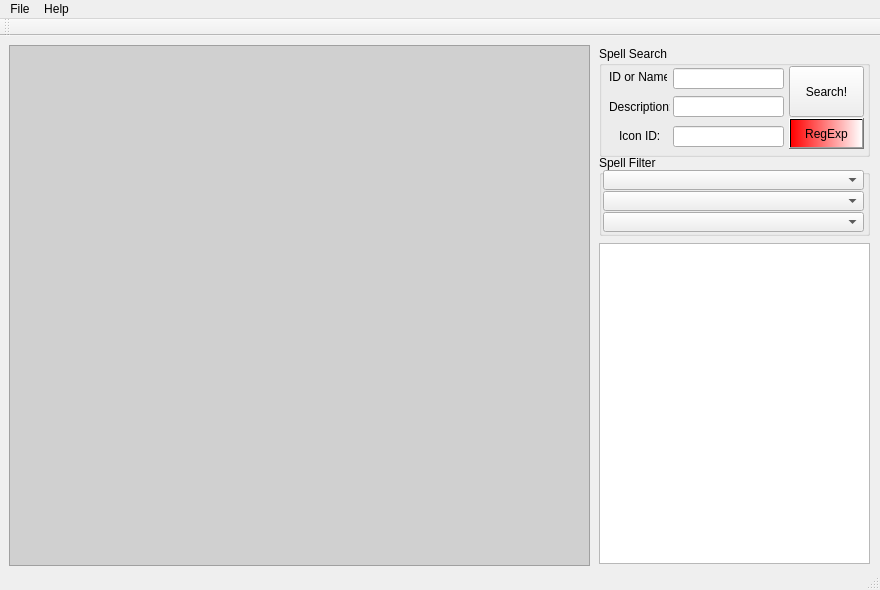
Before: the Qt Designer form QSW/SpellWorkUI.ui in sidsukana/QSpellWork, drawn with Qt 5.
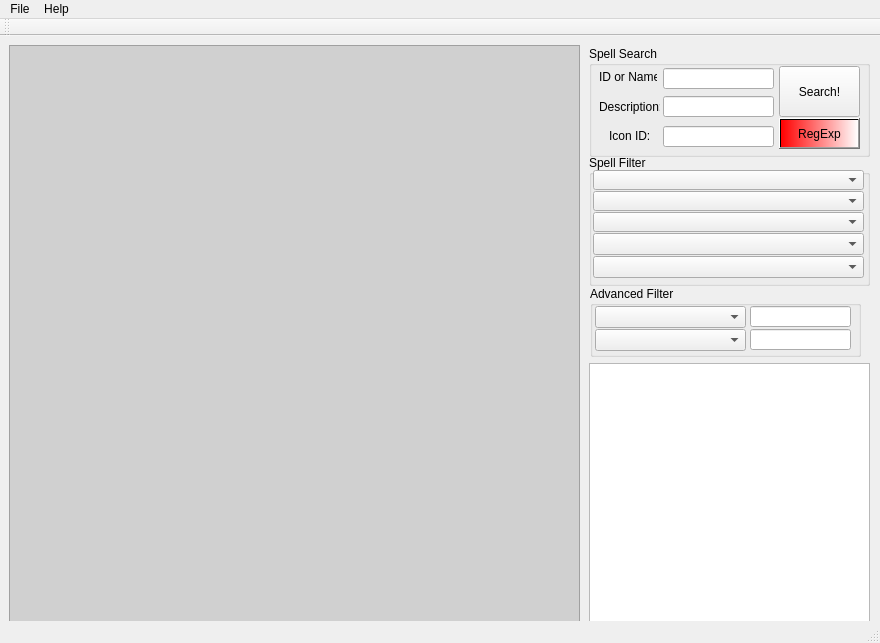
After: the same form once the commit is applied. Icons and pictures are not drawn.

```diff
--- a/QSW/SpellWorkUI.ui
+++ b/QSW/SpellWorkUI.ui
@@ -7,7 +7,7 @@
     <x>0</x>
     <y>0</y>
     <width>880</width>
-    <height>590</height>
+    <height>643</height>
    </rect>
   </property>
   <property name="windowTitle">
@@ -26,8 +26,8 @@
      <rect>
       <x>9</x>
       <y>9</y>
-      <width>581</width>
-      <height>521</height>
+      <width>571</width>
+      <height>581</height>
      </rect>
     </property>
     <property name="styleSheet">
@@ -37,10 +37,10 @@
    <widget class="QGroupBox" name="groupBox_2">
     <property name="geometry">
      <rect>
-      <x>599</x>
+      <x>589</x>
       <y>119</y>
-      <width>271</width>
-      <height>81</height>
+      <width>281</width>
+      <height>131</height>
      </rect>
     </property>
     <property name="title">
@@ -51,7 +51,7 @@
       <rect>
        <x>4</x>
        <y>15</y>
-       <width>261</width>
+       <width>271</width>
        <height>20</height>
       </rect>
      </property>
@@ -75,7 +75,7 @@
       <rect>
        <x>4</x>
        <y>36</y>
-       <width>261</width>
+       <width>271</width>
        <height>20</height>
       </rect>
      </property>
@@ -99,7 +99,7 @@
       <rect>
        <x>4</x>
        <y>57</y>
-       <width>261</width>
+       <width>271</width>
        <height>20</height>
       </rect>
      </property>
@@ -118,13 +118,49 @@
       <enum>QComboBox::InsertAfterCurrent</enum>
      </property>
     </widget>
+    <widget class="QComboBox" name="comboBox_4">
+     <property name="geometry">
+      <rect>
+       <x>4</x>
+       <y>78</y>
+       <width>271</width>
+       <height>22</height>
+      </rect>
+     </property>
+     <property name="font">
+      <font>
+       <pointsize>7</pointsize>
+      </font>
+     </property>
+     <property name="maxVisibleItems">
+      <number>30</number>
+     </property>
+    </widget>
+    <widget class="QComboBox" name="comboBox_5">
+     <property name="geometry">
+      <rect>
+       <x>4</x>
+       <y>101</y>
+       <width>271</width>
+       <height>22</height>
+      </rect>
+     </property>
+     <property name="font">
+      <font>
+       <pointsize>7</pointsize>
+      </font>
+     </property>
+     <property name="maxVisibleItems">
+      <number>30</number>
+     </property>
+    </widget>
    </widget>
    <widget class="QGroupBox" name="groupBox">
     <property name="geometry">
      <rect>
-      <x>599</x>
+      <x>589</x>
       <y>10</y>
-      <width>271</width>
+      <width>281</width>
       <height>111</height>
      </rect>
     </property>
@@ -206,7 +242,7 @@
       <rect>
        <x>190</x>
        <y>20</y>
-       <width>75</width>
+       <width>81</width>
        <height>51</height>
       </rect>
      </property>
@@ -252,7 +288,7 @@
       <rect>
        <x>190</x>
        <y>72</y>
-       <width>75</width>
+       <width>81</width>
        <height>31</height>
       </rect>
      </property>
@@ -276,10 +312,10 @@
    <widget class="QTableView" name="SpellList">
     <property name="geometry">
      <rect>
-      <x>599</x>
-      <y>207</y>
-      <width>271</width>
-      <height>321</height>
+      <x>589</x>
+      <y>327</y>
+      <width>281</width>
+      <height>261</height>
      </rect>
     </property>
     <property name="sizePolicy">
@@ -358,6 +394,65 @@
      <number>17</number>
     </attribute>
    </widget>
+   <widget class="QGroupBox" name="groupBox_3">
+    <property name="geometry">
+     <rect>
+      <x>590</x>
+      <y>250</y>
+      <width>271</width>
+      <height>71</height>
+     </rect>
+    </property>
+    <property name="title">
+     <string>Advanced Filter</string>
+    </property>
+    <widget class="QComboBox" name="adBox1">
+     <property name="geometry">
+      <rect>
+       <x>5</x>
+       <y>20</y>
+       <width>151</width>
+       <height>22</height>
+      </rect>
+     </property>
+     <property name="maxVisibleItems">
+      <number>30</number>
+     </property>
+    </widget>
+    <widget class="QLineEdit" name="adLine1">
+     <property name="geometry">
+      <rect>
+       <x>160</x>
+       <y>20</y>
+       <width>101</width>
+       <height>21</height>
+      </rect>
+     </property>
+    </widget>
+    <widget class="QLineEdit" name="adLine2">
+     <property name="geometry">
+      <rect>
+       <x>160</x>
+       <y>43</y>
+       <width>101</width>
+       <height>21</height>
+      </rect>
+     </property>
+    </widget>
+    <widget class="QComboBox" name="adBox2">
+     <property name="geometry">
+      <rect>
+       <x>5</x>
+       <y>43</y>
+       <width>151</width>
+       <height>22</height>
+      </rect>
+     </property>
+     <property name="maxVisibleItems">
+      <number>30</number>
+     </property>
+    </widget>
+   </widget>
   </widget>
   <widget class="QMenuBar" name="menuBar">
    <property name="geometry">
```
Left out of the diff: 6 changed lines with no effect on the pictures.
